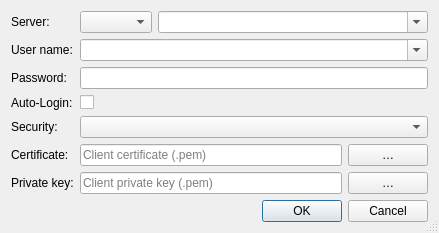
Qt form modules/login/qt/login_dialog.ui (alexsmn/scada-client) before a commit.
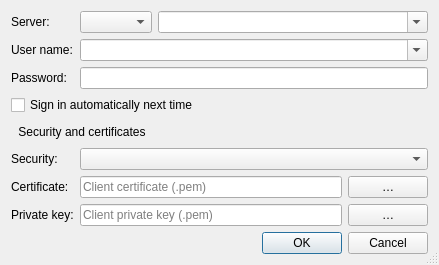
The same form after that commit.

```diff
--- a/modules/login/qt/login_dialog.ui
+++ b/modules/login/qt/login_dialog.ui
@@ -59,34 +59,47 @@
        </property>
       </widget>
      </item>
-     <item row="3" column="0">
-      <widget class="QLabel" name="autoLoginLabel">
+     <item row="3" column="0" colspan="2">
+      <widget class="QCheckBox" name="autoLoginCheckBox">
        <property name="text">
-        <string>Auto-Login:</string>
+        <string>Sign in automatically next time</string>
        </property>
       </widget>
      </item>
-     <item row="3" column="1">
-      <widget class="QCheckBox" name="autoLoginCheckBox"/>
+     <item row="4" column="0" colspan="2">
+      <widget class="QToolButton" name="securityToggleButton">
+       <property name="text">
+        <string>Security and certificates</string>
+       </property>
+       <property name="checkable">
+        <bool>true</bool>
+       </property>
+       <property name="autoRaise">
+        <bool>true</bool>
+       </property>
+       <property name="toolButtonStyle">
+        <enum>Qt::ToolButtonTextBesideIcon</enum>
+       </property>
+      </widget>
      </item>
-     <item row="4" column="0">
+     <item row="5" column="0">
       <widget class="QLabel" name="securityLabel">
        <property name="text">
         <string>Security:</string>
        </property>
       </widget>
      </item>
-     <item row="4" column="1">
+     <item row="5" column="1">
       <widget class="QComboBox" name="securityModeComboBox"/>
      </item>
-     <item row="5" column="0">
+     <item row="6" column="0">
       <widget class="QLabel" name="certificateLabel">
        <property name="text">
         <string>Certificate:</string>
        </property>
       </widget>
      </item>
-     <item row="5" column="1">
+     <item row="6" column="1">
       <widget class="QWidget" name="certificateWidget" native="true">
        <layout class="QHBoxLayout" name="certificateLayout">
         <property name="leftMargin">
@@ -121,14 +134,14 @@
        </layout>
       </widget>
      </item>
-     <item row="6" column="0">
+     <item row="7" column="0">
       <widget class="QLabel" name="privateKeyLabel">
        <property name="text">
         <string>Private key:</string>
        </property>
       </widget>
      </item>
-     <item row="6" column="1">
+     <item row="7" column="1">
       <widget class="QWidget" name="privateKeyWidget" native="true">
        <layout class="QHBoxLayout" name="privateKeyLayout">
         <property name="leftMargin">
```
